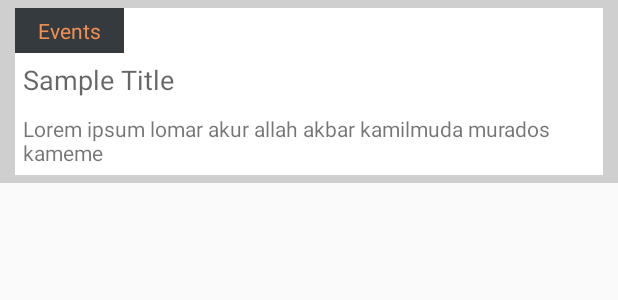
After one commit to mengmengmengmeng/notify, an Android app: the layout channel_page_list.xml on its own in the app's theme, with its tools: preview values and no code run, on a phone screen of 412 x 824 dp. The commit adds this screen. Shown: the top 300 px of the screen. Run offline under Robolectric (Android 15) with nearby library versions, the phone set to English and light mode, and no system bars.

Commit message:
Added Announcement list

```diff
--- a/app/src/main/java/me/notify/BlurTransformation.java
+++ b/app/src/main/java/me/notify/BlurTransformation.java
@@ -1,8 +1,4 @@
 package me.notify;
-
-/**
- * Created by David Rommel, B. on 8/9/15.
- */
 
 import android.annotation.TargetApi;
 import android.content.Context;
--- a/app/src/main/java/me/notify/ChannelAll.java
+++ b/app/src/main/java/me/notify/ChannelAll.java
@@ -147,7 +147,7 @@ public class ChannelAll extends Fragment {
                 ServiceHandler sh = new ServiceHandler();
                 String url = getString(R.string.all_channels);
 
-                str = sh.makeServiceCall(url, ServiceHandler.GET);
+                str = sh.makeServiceCall(url, preferences.getString("auth_token", ""), ServiceHandler.GET);
 
                 try{
                     JSONArray newJson = new JSONArray(str);
--- /dev/null
+++ b/app/src/main/res/layout/channel_page_list.xml
@@ -0,0 +1,50 @@
+<?xml version="1.0" encoding="utf-8"?>
+<LinearLayout xmlns:android="http://schemas.android.com/apk/res/android"
+    android:orientation="horizontal" android:layout_width="match_parent"
+    android:layout_height="wrap_content"
+    android:background="#CFCFCF">
+
+    <LinearLayout
+        android:layout_width="match_parent"
+        android:layout_height="match_parent"
+        android:orientation="vertical"
+        android:background="#ffffff"
+        android:layout_marginLeft="10dp"
+        android:layout_marginRight="10dp"
+        android:layout_marginTop="5dp"
+        android:layout_marginBottom="5dp">
+
+        <TextView
+            android:id="@+id/created_at"
+            android:layout_width="wrap_content"
+            android:layout_height="wrap_content"
+            android:textAppearance="?android:attr/textAppearanceSmall"
+            android:text="Events"
+            android:ellipsize="end"
+            android:paddingTop="5dp"
+            android:paddingBottom="5dp"
+            android:paddingLeft="15dp"
+            android:paddingRight="15dp"
+            android:background="#353A3E"
+            android:textColor="#EF8F52"/>
+
+        <TextView
+            android:id="@+id/title"
+            android:layout_width="match_parent"
+            android:layout_height="wrap_content"
+            android:textAppearance="?android:attr/textAppearanceMedium"
+            android:text="Sample Title"
+            android:padding="5dp"/>
+
+        <TextView
+            android:id="@+id/message"
+            android:layout_width="match_parent"
+            android:layout_height="wrap_content"
+            android:textAppearance="?android:attr/textAppearanceSmall"
+            android:text="Lorem ipsum lomar akur allah akbar kamilmuda murados kameme"
+            android:padding="5dp"/>
+
+    </LinearLayout>
+
+
+</LinearLayout>
--- a/app/src/main/res/values/strings.xml
+++ b/app/src/main/res/values/strings.xml
@@ -7,6 +7,7 @@
     <string name="login">http://192.168.43.11:3000/api/v1/sessions</string>
     <string name="create_channel">http://192.168.43.11:3000/api/v1/users/</string>
     <string name="all_channels">http://192.168.43.11:3000/api/v1/channels</string>
+    <string name="announcements">http://192.168.43.11:3000/api/v1/users/</string>
 
 
     <string-array name="category_arrays">
```
Also changed, not shown: app/src/main/java/me/notify/AnnouncementList.java (added, +34 -0 lines), app/src/main/java/me/notify/ChannelPage.java (+130 -0 lines), app/src/main/java/me/notify/ServiceHandler.java (+5 -15 lines).
